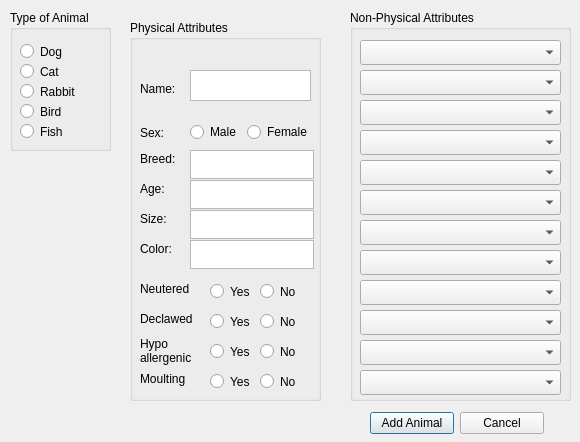
This is addnewanimal.ui in ColeMacdonald1709/comp3004 as Qt 5 draws it before an edit. The edited form follows.
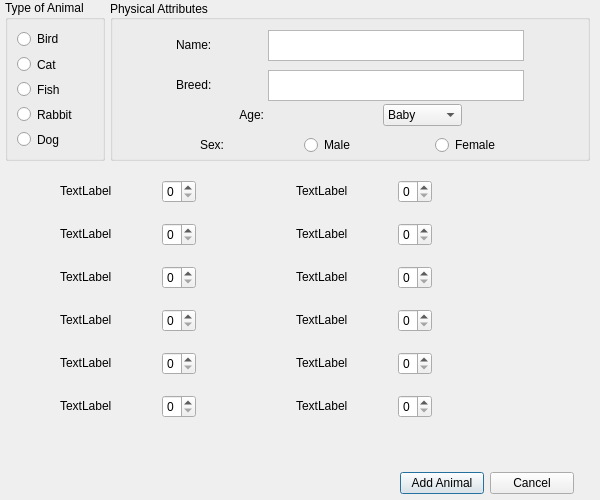
This is the edited form.

```diff
--- a/addnewanimal.ui
+++ b/addnewanimal.ui
@@ -9,8 +9,8 @@
    <rect>
     <x>0</x>
     <y>0</y>
-    <width>580</width>
-    <height>442</height>
+    <width>600</width>
+    <height>500</height>
    </rect>
   </property>
   <property name="windowTitle">
@@ -19,213 +19,52 @@
   <widget class="QGroupBox" name="animalGB">
    <property name="geometry">
     <rect>
-     <x>10</x>
-     <y>10</y>
-     <width>101</width>
-     <height>141</height>
+     <x>5</x>
+     <y>0</y>
+     <width>100</width>
+     <height>161</height>
     </rect>
    </property>
    <property name="title">
     <string>Type of Animal</string>
    </property>
-   <widget class="QRadioButton" name="radDog">
-    <property name="geometry">
-     <rect>
-      <x>10</x>
-      <y>30</y>
-      <width>106</width>
-      <height>23</height>
-     </rect>
-    </property>
-    <property name="text">
-     <string>Dog</string>
-    </property>
-   </widget>
-   <widget class="QRadioButton" name="radCat">
-    <property name="geometry">
-     <rect>
-      <x>10</x>
-      <y>50</y>
-      <width>106</width>
-      <height>23</height>
-     </rect>
-    </property>
-    <property name="text">
-     <string>Cat</string>
-    </property>
-   </widget>
-   <widget class="QRadioButton" name="radRabbit">
-    <property name="geometry">
-     <rect>
-      <x>10</x>
-      <y>70</y>
-      <width>106</width>
-      <height>23</height>
-     </rect>
-    </property>
-    <property name="text">
-     <string>Rabbit</string>
-    </property>
-   </widget>
-   <widget class="QRadioButton" name="radBird">
-    <property name="geometry">
-     <rect>
-      <x>10</x>
-      <y>90</y>
-      <width>106</width>
-      <height>23</height>
-     </rect>
-    </property>
-    <property name="text">
-     <string>Bird</string>
-    </property>
-   </widget>
-   <widget class="QRadioButton" name="radFish">
-    <property name="geometry">
-     <rect>
-      <x>10</x>
-      <y>110</y>
-      <width>106</width>
-      <height>23</height>
-     </rect>
-    </property>
-    <property name="text">
-     <string>Fish</string>
-    </property>
-   </widget>
-  </widget>
-  <widget class="QGroupBox" name="NphysAttrGB">
-   <property name="geometry">
-    <rect>
-     <x>350</x>
-     <y>10</y>
-     <width>221</width>
-     <height>391</height>
-    </rect>
-   </property>
-   <property name="title">
-    <string>Non-Physical Attributes</string>
-   </property>
-   <widget class="QComboBox" name="NPABox_1">
-    <property name="geometry">
-     <rect>
-      <x>10</x>
-      <y>30</y>
-      <width>201</width>
-      <height>25</height>
-     </rect>
-    </property>
-   </widget>
-   <widget class="QComboBox" name="NPABox_2">
-    <property name="geometry">
-     <rect>
-      <x>10</x>
-      <y>60</y>
-      <width>201</width>
-      <height>25</height>
-     </rect>
-    </property>
-   </widget>
-   <widget class="QComboBox" name="NPABox_3">
-    <property name="geometry">
-     <rect>
-      <x>10</x>
-      <y>90</y>
-      <width>201</width>
-      <height>25</height>
-     </rect>
-    </property>
-   </widget>
-   <widget class="QComboBox" name="NPABox_4">
-    <property name="geometry">
-     <rect>
-      <x>10</x>
-      <y>120</y>
-      <width>201</width>
-      <height>25</height>
-     </rect>
-    </property>
-   </widget>
-   <widget class="QComboBox" name="NPABox_5">
-    <property name="geometry">
-     <rect>
-      <x>10</x>
-      <y>150</y>
-      <width>201</width>
-      <height>25</height>
-     </rect>
-    </property>
-   </widget>
-   <widget class="QComboBox" name="NPABox_6">
-    <property name="geometry">
-     <rect>
-      <x>10</x>
-      <y>180</y>
-      <width>201</width>
-      <height>25</height>
-     </rect>
-    </property>
-   </widget>
-   <widget class="QComboBox" name="NPABox_7">
-    <property name="geometry">
-     <rect>
-      <x>10</x>
-      <y>210</y>
-      <width>201</width>
-      <height>25</height>
-     </rect>
-    </property>
-   </widget>
-   <widget class="QComboBox" name="NPABox_8">
-    <property name="geometry">
-     <rect>
-      <x>10</x>
-      <y>240</y>
-      <width>201</width>
-      <height>25</height>
-     </rect>
-    </property>
-   </widget>
-   <widget class="QComboBox" name="NPABox_9">
-    <property name="geometry">
-     <rect>
-      <x>10</x>
-      <y>270</y>
-      <width>201</width>
-      <height>25</height>
-     </rect>
-    </property>
-   </widget>
-   <widget class="QComboBox" name="NPABox_10">
-    <property name="geometry">
-     <rect>
-      <x>10</x>
-      <y>300</y>
-      <width>201</width>
-      <height>25</height>
-     </rect>
-    </property>
-   </widget>
-   <widget class="QComboBox" name="NPABox_11">
-    <property name="geometry">
-     <rect>
-      <x>10</x>
-      <y>330</y>
-      <width>201</width>
-      <height>25</height>
-     </rect>
-    </property>
-   </widget>
-   <widget class="QComboBox" name="NPABox_12">
-    <property name="geometry">
-     <rect>
-      <x>10</x>
-      <y>360</y>
-      <width>201</width>
-      <height>25</height>
-     </rect>
-    </property>
-   </widget>
+   <layout class="QVBoxLayout" name="verticalLayout">
+    <item>
+     <widget class="QRadioButton" name="radBird">
+      <property name="text">
+       <string>Bird</string>
+      </property>
+     </widget>
+    </item>
+    <item>
+     <widget class="QRadioButton" name="radCat">
+      <property name="text">
+       <string>Cat</string>
+      </property>
+     </widget>
+    </item>
+    <item>
+     <widget class="QRadioButton" name="radFish">
+      <property name="text">
+       <string>Fish</string>
+      </property>
+     </widget>
+    </item>
+    <item>
+     <widget class="QRadioButton" name="radRabbit">
+      <property name="text">
+       <string>Rabbit</string>
+      </property>
+     </widget>
+    </item>
+    <item>
+     <widget class="QRadioButton" name="radDog">
+      <property name="text">
+       <string>Dog</string>
+      </property>
+     </widget>
+    </item>
+   </layout>
   </widget>
   <widget class="QGroupBox" name="physAttrGB">
    <property name="enabled">
@@ -233,83 +72,191 @@
    </property>
    <property name="geometry">
     <rect>
-     <x>130</x>
-     <y>20</y>
-     <width>191</width>
-     <height>381</height>
+     <x>110</x>
+     <y>0</y>
+     <width>480</width>
+     <height>161</height>
     </rect>
    </property>
+   <property name="sizePolicy">
+    <sizepolicy hsizetype="Preferred" vsizetype="Preferred">
+     <horstretch>0</horstretch>
+     <verstretch>0</verstretch>
+    </sizepolicy>
+   </property>
    <property name="title">
     <string>Physical Attributes</string>
    </property>
+   <property name="alignment">
+    <set>Qt::AlignLeading|Qt::AlignLeft|Qt::AlignVCenter</set>
+   </property>
    <property name="checkable">
     <bool>false</bool>
    </property>
-   <widget class="QTextEdit" name="txtAge">
+   <widget class="QWidget" name="layoutWidget">
     <property name="geometry">
      <rect>
-      <x>60</x>
-      <y>160</y>
-      <width>124</width>
-      <height>29</height>
+      <x>10</x>
+      <y>30</y>
+      <width>461</width>
+      <height>31</height>
      </rect>
     </property>
+    <layout class="QHBoxLayout" name="name_layout">
+     <property name="spacing">
+      <number>0</number>
+     </property>
+     <item>
+      <widget class="QLabel" name="name_label">
+       <property name="sizePolicy">
+        <sizepolicy hsizetype="Fixed" vsizetype="Fixed">
+         <horstretch>0</horstretch>
+         <verstretch>0</verstretch>
+        </sizepolicy>
+       </property>
+       <property name="text">
+        <string>Name:</string>
+       </property>
+      </widget>
+     </item>
+     <item>
+      <widget class="QPlainTextEdit" name="txtName">
+       <property name="sizePolicy">
+        <sizepolicy hsizetype="Fixed" vsizetype="Fixed">
+         <horstretch>0</horstretch>
+         <verstretch>0</verstretch>
+        </sizepolicy>
+       </property>
+      </widget>
+     </item>
+    </layout>
    </widget>
-   <widget class="QTextEdit" name="txtBreed">
+   <widget class="QWidget" name="layoutWidget">
     <property name="geometry">
      <rect>
-      <x>60</x>
-      <y>130</y>
-      <width>124</width>
-      <height>29</height>
-     </rect>
-    </property>
-   </widget>
-   <widget class="QTextEdit" name="txtSize">
-    <property name="geometry">
-     <rect>
-      <x>60</x>
-      <y>190</y>
-      <width>124</width>
-      <height>29</height>
-     </rect>
-    </property>
-   </widget>
-   <widget class="QTextEdit" name="txtColor">
-    <property name="geometry">
-     <rect>
-      <x>60</x>
-      <y>220</y>
-      <width>124</width>
-      <height>29</height>
-     </rect>
-    </property>
-   </widget>
-   <widget class="QLabel" name="label_6">
-    <property name="geometry">
-     <rect>
       <x>10</x>
-      <y>130</y>
-      <width>64</width>
-      <height>17</height>
+      <y>70</y>
+      <width>461</width>
+      <height>31</height>
      </rect>
     </property>
-    <property name="text">
-     <string>Breed:</string>
-    </property>
+    <layout class="QHBoxLayout" name="breed_layout">
+     <property name="spacing">
+      <number>0</number>
+     </property>
+     <item>
+      <widget class="QLabel" name="label_6">
+       <property name="sizePolicy">
+        <sizepolicy hsizetype="Fixed" vsizetype="Fixed">
+         <horstretch>0</horstretch>
+         <verstretch>0</verstretch>
+        </sizepolicy>
+       </property>
+       <property name="text">
+        <string>Breed:</string>
+       </property>
+      </widget>
+     </item>
+     <item>
+      <widget class="QTextEdit" name="txtBreed">
+       <property name="sizePolicy">
+        <sizepolicy hsizetype="Fixed" vsizetype="Fixed">
+         <horstretch>0</horstretch>
+         <verstretch>0</verstretch>
+        </sizepolicy>
+       </property>
+      </widget>
+     </item>
+    </layout>
    </widget>
    <widget class="QWidget" name="layoutWidget">
     <property name="geometry">
      <rect>
       <x>10</x>
       <y>100</y>
-      <width>172</width>
-      <height>25</height>
+      <width>461</width>
+      <height>31</height>
      </rect>
     </property>
-    <layout class="QHBoxLayout" name="horizontalLayout_3">
+    <layout class="QHBoxLayout" name="age_layout">
+     <property name="spacing">
+      <number>0</number>
+     </property>
      <item>
-      <widget class="QLabel" name="label_7">
+      <widget class="QLabel" name="age_label">
+       <property name="sizePolicy">
+        <sizepolicy hsizetype="Fixed" vsizetype="Fixed">
+         <horstretch>0</horstretch>
+         <verstretch>0</verstretch>
+        </sizepolicy>
+       </property>
+       <property name="layoutDirection">
+        <enum>Qt::LeftToRight</enum>
+       </property>
+       <property name="text">
+        <string>Age:</string>
+       </property>
+       <property name="alignment">
+        <set>Qt::AlignRight|Qt::AlignTrailing|Qt::AlignVCenter</set>
+       </property>
+      </widget>
+     </item>
+     <item>
+      <widget class="QComboBox" name="ageComboBox">
+       <property name="enabled">
+        <bool>true</bool>
+       </property>
+       <property name="sizePolicy">
+        <sizepolicy hsizetype="Fixed" vsizetype="Fixed">
+         <horstretch>0</horstretch>
+         <verstretch>0</verstretch>
+        </sizepolicy>
+       </property>
+       <item>
+        <property name="text">
+         <string>Baby</string>
+        </property>
+       </item>
+       <item>
+        <property name="text">
+         <string>Teenage</string>
+        </property>
+       </item>
+       <item>
+        <property name="text">
+         <string>Adult</string>
+        </property>
+       </item>
+       <item>
+        <property name="text">
+         <string>Mature</string>
+        </property>
+       </item>
+      </widget>
+     </item>
+    </layout>
+   </widget>
+   <widget class="QWidget" name="layoutWidget">
+    <property name="geometry">
+     <rect>
+      <x>10</x>
+      <y>130</y>
+      <width>461</width>
+      <height>31</height>
+     </rect>
+    </property>
+    <layout class="QHBoxLayout" name="sex_layout">
+     <property name="spacing">
+      <number>0</number>
+     </property>
+     <item>
+      <widget class="QLabel" name="sex_label">
+       <property name="sizePolicy">
+        <sizepolicy hsizetype="Fixed" vsizetype="Fixed">
+         <horstretch>0</horstretch>
+         <verstretch>0</verstretch>
+        </sizepolicy>
+       </property>
        <property name="text">
         <string>Sex:</string>
        </property>
@@ -317,6 +264,12 @@
      </item>
      <item>
       <widget class="QRadioButton" name="radMale">
+       <property name="sizePolicy">
+        <sizepolicy hsizetype="Fixed" vsizetype="Fixed">
+         <horstretch>0</horstretch>
+         <verstretch>0</verstretch>
+        </sizepolicy>
+       </property>
        <property name="text">
         <string>Male</string>
        </property>
@@ -324,6 +277,12 @@
      </item>
      <item>
       <widget class="QRadioButton" name="radFemale">
+       <property name="sizePolicy">
+        <sizepolicy hsizetype="Fixed" vsizetype="Fixed">
+         <horstretch>0</horstretch>
+         <verstretch>0</verstretch>
+        </sizepolicy>
+       </property>
        <property name="text">
         <string>Female</string>
        </property>
@@ -331,262 +290,17 @@
      </item>
     </layout>
    </widget>
-   <widget class="QLabel" name="label">
-    <property name="geometry">
-     <rect>
-      <x>10</x>
-      <y>160</y>
-      <width>31</width>
-      <height>17</height>
-     </rect>
-    </property>
-    <property name="text">
-     <string>Age:</string>
-    </property>
-   </widget>
-   <widget class="QLabel" name="label_2">
-    <property name="geometry">
-     <rect>
-      <x>10</x>
-      <y>190</y>
-      <width>64</width>
-      <height>17</height>
-     </rect>
-    </property>
-    <property name="text">
-     <string>Size:</string>
-    </property>
-   </widget>
-   <widget class="QLabel" name="label_3">
-    <property name="geometry">
-     <rect>
-      <x>10</x>
-      <y>220</y>
-      <width>64</width>
-      <height>17</height>
-     </rect>
-    </property>
-    <property name="text">
-     <string>Color:</string>
-    </property>
-   </widget>
-   <widget class="QLabel" name="label_4">
-    <property name="geometry">
-     <rect>
-      <x>10</x>
-      <y>260</y>
-      <width>64</width>
-      <height>17</height>
-     </rect>
-    </property>
-    <property name="text">
-     <string>Neutered</string>
-    </property>
-   </widget>
-   <widget class="QLabel" name="label_5">
-    <property name="geometry">
-     <rect>
-      <x>10</x>
-      <y>290</y>
-      <width>64</width>
-      <height>17</height>
-     </rect>
-    </property>
-    <property name="text">
-     <string>Declawed</string>
-    </property>
-   </widget>
-   <widget class="QLabel" name="label_8">
-    <property name="geometry">
-     <rect>
-      <x>10</x>
-      <y>310</y>
-      <width>71</width>
-      <height>41</height>
-     </rect>
-    </property>
-    <property name="text">
-     <string>Hypo allergenic</string>
-    </property>
-    <property name="wordWrap">
-     <bool>true</bool>
-    </property>
-   </widget>
-   <widget class="QLabel" name="label_9">
-    <property name="geometry">
-     <rect>
-      <x>10</x>
-      <y>350</y>
-      <width>64</width>
-      <height>17</height>
-     </rect>
-    </property>
-    <property name="text">
-     <string>Moulting</string>
-    </property>
-   </widget>
-   <widget class="QRadioButton" name="radYesN">
-    <property name="geometry">
-     <rect>
-      <x>80</x>
-      <y>260</y>
-      <width>51</width>
-      <height>23</height>
-     </rect>
-    </property>
-    <property name="text">
-     <string>Yes</string>
-    </property>
-    <attribute name="buttonGroup">
-     <string notr="true">radgroupN</string>
-    </attribute>
-   </widget>
-   <widget class="QRadioButton" name="radNoN">
-    <property name="geometry">
-     <rect>
-      <x>130</x>
-      <y>260</y>
-      <width>51</width>
-      <height>23</height>
-     </rect>
-    </property>
-    <property name="text">
-     <string>No</string>
-    </property>
-    <attribute name="buttonGroup">
-     <string notr="true">radgroupN</string>
-    </attribute>
-   </widget>
-   <widget class="QRadioButton" name="radNoD">
-    <property name="geometry">
-     <rect>
-      <x>130</x>
-      <y>290</y>
-      <width>51</width>
-      <height>23</height>
-     </rect>
-    </property>
-    <property name="text">
-     <string>No</string>
-    </property>
-    <attribute name="buttonGroup">
-     <string notr="true">radgroupD</string>
-    </attribute>
-   </widget>
-   <widget class="QRadioButton" name="radYesD">
-    <property name="geometry">
-     <rect>
-      <x>80</x>
-      <y>290</y>
-      <width>51</width>
-      <height>23</height>
-     </rect>
-    </property>
-    <property name="text">
-     <string>Yes</string>
-    </property>
-    <attribute name="buttonGroup">
-     <string notr="true">radgroupD</string>
-    </attribute>
-   </widget>
-   <widget class="QRadioButton" name="radNoM">
-    <property name="geometry">
-     <rect>
-      <x>130</x>
-      <y>350</y>
-      <width>51</width>
-      <height>23</height>
-     </rect>
-    </property>
-    <property name="text">
-     <string>No</string>
-    </property>
-    <attribute name="buttonGroup">
-     <string notr="true">radgroupM</string>
-    </attribute>
-   </widget>
-   <widget class="QRadioButton" name="radYesM">
-    <property name="geometry">
-     <rect>
-      <x>80</x>
-      <y>350</y>
-      <width>51</width>
-      <height>23</height>
-     </rect>
-    </property>
-    <property name="text">
-     <string>Yes</string>
-    </property>
-    <attribute name="buttonGroup">
-     <string notr="true">radgroupM</string>
-    </attribute>
-   </widget>
-   <widget class="QRadioButton" name="radNoH">
-    <property name="geometry">
-     <rect>
-      <x>130</x>
-      <y>320</y>
-      <width>51</width>
-      <height>23</height>
-     </rect>
-    </property>
-    <property name="text">
-     <string>No</string>
-    </property>
-    <attribute name="buttonGroup">
-     <string notr="true">radGroupH</string>
-    </attribute>
-   </widget>
-   <widget class="QRadioButton" name="radYesH">
-    <property name="geometry">
-     <rect>
-      <x>80</x>
-      <y>320</y>
-      <width>51</width>
-      <height>23</height>
-     </rect>
-    </property>
-    <property name="text">
-     <string>Yes</string>
-    </property>
-    <attribute name="buttonGroup">
-     <string notr="true">radGroupH</string>
-    </attribute>
-   </widget>
-   <widget class="QLabel" name="label_10">
-    <property name="geometry">
-     <rect>
-      <x>10</x>
-      <y>60</y>
-      <width>64</width>
-      <height>17</height>
-     </rect>
-    </property>
-    <property name="text">
-     <string>Name:</string>
-    </property>
-   </widget>
-   <widget class="QPlainTextEdit" name="txtName">
-    <property name="geometry">
-     <rect>
-      <x>60</x>
-      <y>50</y>
-      <width>121</width>
-      <height>31</height>
-     </rect>
-    </property>
-   </widget>
   </widget>
   <widget class="QWidget" name="layoutWidget">
    <property name="geometry">
     <rect>
-     <x>370</x>
-     <y>410</y>
+     <x>400</x>
+     <y>470</y>
      <width>174</width>
      <height>27</height>
     </rect>
    </property>
-   <layout class="QHBoxLayout" name="horizontalLayout">
+   <layout class="QHBoxLayout" name="WindowControl">
     <item>
      <widget class="QPushButton" name="addAnimalbtn">
       <property name="text">
@@ -603,6 +317,438 @@
     </item>
    </layout>
   </widget>
+  <widget class="QWidget" name="gridLayoutWidget">
+   <property name="geometry">
+    <rect>
+     <x>10</x>
+     <y>160</y>
+     <width>581</width>
+     <height>308</height>
+    </rect>
+   </property>
+   <layout class="QGridLayout" name="NPAttributes" columnminimumwidth="0,0">
+    <property name="sizeConstraint">
+     <enum>QLayout::SetFixedSize</enum>
+    </property>
+    <property name="leftMargin">
+     <number>50</number>
+    </property>
+    <property name="topMargin">
+     <number>20</number>
+    </property>
+    <property name="rightMargin">
+     <number>50</number>
+    </property>
+    <property name="bottomMargin">
+     <number>0</number>
+    </property>
+    <property name="horizontalSpacing">
+     <number>100</number>
+    </property>
+    <property name="verticalSpacing">
+     <number>20</number>
+    </property>
+    <item row="5" column="0">
+     <layout class="QHBoxLayout" name="NPA6">
+      <property name="spacing">
+       <number>50</number>
+      </property>
+      <item>
+       <widget class="QLabel" name="NPAttr6">
+        <property name="sizePolicy">
+         <sizepolicy hsizetype="Maximum" vsizetype="Maximum">
+          <horstretch>0</horstretch>
+          <verstretch>0</verstretch>
+         </sizepolicy>
+        </property>
+        <property name="text">
+         <string>TextLabel</string>
+        </property>
+       </widget>
+      </item>
+      <item>
+       <widget class="QSpinBox" name="NPAttr6spinBox">
+        <property name="sizePolicy">
+         <sizepolicy hsizetype="Maximum" vsizetype="Maximum">
+          <horstretch>0</horstretch>
+          <verstretch>0</verstretch>
+         </sizepolicy>
+        </property>
+        <property name="maximum">
+         <number>5</number>
+        </property>
+       </widget>
+      </item>
+     </layout>
+    </item>
+    <item row="1" column="0">
+     <layout class="QHBoxLayout" name="NPA2">
+      <property name="spacing">
+       <number>50</number>
+      </property>
+      <item>
+       <widget class="QLabel" name="NPAttr2">
+        <property name="sizePolicy">
+         <sizepolicy hsizetype="Maximum" vsizetype="Maximum">
+          <horstretch>0</horstretch>
+          <verstretch>0</verstretch>
+         </sizepolicy>
+        </property>
+        <property name="text">
+         <string>TextLabel</string>
+        </property>
+       </widget>
+      </item>
+      <item>
+       <widget class="QSpinBox" name="NPAttr2spinBox">
+        <property name="sizePolicy">
+         <sizepolicy hsizetype="Maximum" vsizetype="Maximum">
+          <horstretch>0</horstretch>
+          <verstretch>0</verstretch>
+         </sizepolicy>
+        </property>
+        <property name="maximum">
+         <number>5</number>
+        </property>
+       </widget>
+      </item>
+     </layout>
+    </item>
+    <item row="0" column="0">
+     <layout class="QHBoxLayout" name="NPA1">
+      <property name="spacing">
+       <number>50</number>
+      </property>
+      <property name="sizeConstraint">
+       <enum>QLayout::SetMinimumSize</enum>
+      </property>
+      <item>
+       <widget class="QLabel" name="NPAttr1">
+        <property name="sizePolicy">
+         <sizepolicy hsizetype="Maximum" vsizetype="Maximum">
+          <horstretch>0</horstretch>
+          <verstretch>0</verstretch>
+         </sizepolicy>
+        </property>
+        <property name="text">
+         <string>TextLabel</string>
+        </property>
+       </widget>
+      </item>
+      <item>
+       <widget class="QSpinBox" name="NPAttr1spinBox">
+        <property name="sizePolicy">
+         <sizepolicy hsizetype="Maximum" vsizetype="Maximum">
+          <horstretch>0</horstretch>
+          <verstretch>0</verstretch>
+         </sizepolicy>
+        </property>
+        <property name="maximum">
+         <number>5</number>
+        </property>
+       </widget>
+      </item>
+     </layout>
+    </item>
+    <item row="3" column="0">
+     <layout class="QHBoxLayout" name="NPA4">
+      <property name="spacing">
+       <number>50</number>
+      </property>
+      <item>
+       <widget class="QLabel" name="NPAttr4">
+        <property name="sizePolicy">
+         <sizepolicy hsizetype="Maximum" vsizetype="Maximum">
+          <horstretch>0</horstretch>
+          <verstretch>0</verstretch>
+         </sizepolicy>
+        </property>
+        <property name="text">
+         <string>TextLabel</string>
+        </property>
+       </widget>
+      </item>
+      <item>
+       <widget class="QSpinBox" name="NPAttr4spinBox">
+        <property name="sizePolicy">
+         <sizepolicy hsizetype="Maximum" vsizetype="Maximum">
+          <horstretch>0</horstretch>
+          <verstretch>0</verstretch>
+         </sizepolicy>
+        </property>
+        <property name="maximum">
+         <number>5</number>
+        </property>
+       </widget>
+      </item>
+     </layout>
+    </item>
+    <item row="1" column="1">
+     <layout class="QHBoxLayout" name="NPA8">
+      <property name="spacing">
+       <number>50</number>
+      </property>
+      <item>
+       <widget class="QLabel" name="NPAttr8">
+        <property name="sizePolicy">
+         <sizepolicy hsizetype="Maximum" vsizetype="Maximum">
+          <horstretch>0</horstretch>
+          <verstretch>0</verstretch>
+         </sizepolicy>
+        </property>
+        <property name="text">
+         <string>TextLabel</string>
+        </property>
+       </widget>
+      </item>
+      <item>
+       <widget class="QSpinBox" name="NPAttr8spinBox">
+        <property name="sizePolicy">
+         <sizepolicy hsizetype="Maximum" vsizetype="Maximum">
+          <horstretch>0</horstretch>
+          <verstretch>0</verstretch>
+         </sizepolicy>
+        </property>
+        <property name="maximum">
+         <number>5</number>
+        </property>
+       </widget>
+      </item>
+     </layout>
+    </item>
+    <item row="2" column="0">
+     <layout class="QHBoxLayout" name="NPA3">
+      <property name="spacing">
+       <number>50</number>
+      </property>
+      <item>
+       <widget class="QLabel" name="NPAttr3">
+        <property name="sizePolicy">
+         <sizepolicy hsizetype="Maximum" vsizetype="Maximum">
+          <horstretch>0</horstretch>
+          <verstretch>0</verstretch>
+         </sizepolicy>
+        </property>
+        <property name="text">
+         <string>TextLabel</string>
+        </property>
+       </widget>
+      </item>
+      <item>
+       <widget class="QSpinBox" name="NPAttr3spinBox">
+        <property name="sizePolicy">
+         <sizepolicy hsizetype="Maximum" vsizetype="Maximum">
+          <horstretch>0</horstretch>
+          <verstretch>0</verstretch>
+         </sizepolicy>
+        </property>
+        <property name="maximum">
+         <number>5</number>
+        </property>
+       </widget>
+      </item>
+     </layout>
+    </item>
+    <item row="4" column="0">
+     <layout class="QHBoxLayout" name="NPA5">
+      <property name="spacing">
+       <number>50</number>
+      </property>
+      <item>
+       <widget class="QLabel" name="NPAttr5">
+        <property name="sizePolicy">
+         <sizepolicy hsizetype="Maximum" vsizetype="Maximum">
+          <horstretch>0</horstretch>
+          <verstretch>0</verstretch>
+         </sizepolicy>
+        </property>
+        <property name="text">
+         <string>TextLabel</string>
+        </property>
+       </widget>
+      </item>
+      <item>
+       <widget class="QSpinBox" name="NPAttr5spinBox">
+        <property name="sizePolicy">
+         <sizepolicy hsizetype="Maximum" vsizetype="Maximum">
+          <horstretch>0</horstretch>
+          <verstretch>0</verstretch>
+         </sizepolicy>
+        </property>
+        <property name="maximum">
+         <number>5</number>
+        </property>
+       </widget>
+      </item>
+     </layout>
+    </item>
+    <item row="0" column="1">
+     <layout class="QHBoxLayout" name="NPA7">
+      <property name="spacing">
+       <number>50</number>
+      </property>
+      <item>
+       <widget class="QLabel" name="NPAttr7">
+        <property name="sizePolicy">
+         <sizepolicy hsizetype="Maximum" vsizetype="Maximum">
+          <horstretch>0</horstretch>
+          <verstretch>0</verstretch>
+         </sizepolicy>
+        </property>
+        <property name="text">
+         <string>TextLabel</string>
+        </property>
+       </widget>
+      </item>
+      <item>
+       <widget class="QSpinBox" name="NPAttr7spinBox">
+        <property name="sizePolicy">
+         <sizepolicy hsizetype="Maximum" vsizetype="Maximum">
+          <horstretch>0</horstretch>
+          <verstretch>0</verstretch>
+         </sizepolicy>
+        </property>
+        <property name="maximum">
+         <number>5</number>
+        </property>
+       </widget>
+      </item>
+     </layout>
+    </item>
+    <item row="2" column="1">
+     <layout class="QHBoxLayout" name="NPA9">
+      <property name="spacing">
+       <number>50</number>
+      </property>
+      <item>
+       <widget class="QLabel" name="NPAttr9">
+        <property name="sizePolicy">
+         <sizepolicy hsizetype="Maximum" vsizetype="Maximum">
+          <horstretch>0</horstretch>
+          <verstretch>0</verstretch>
+         </sizepolicy>
+        </property>
+        <property name="text">
+         <string>TextLabel</string>
+        </property>
+       </widget>
+      </item>
+      <item>
+       <widget class="QSpinBox" name="NPAttr9spinBox">
+        <property name="sizePolicy">
+         <sizepolicy hsizetype="Maximum" vsizetype="Maximum">
+          <horstretch>0</horstretch>
+          <verstretch>0</verstretch>
+         </sizepolicy>
+        </property>
+        <property name="maximum">
+         <number>5</number>
+        </property>
+       </widget>
+      </item>
+     </layout>
+    </item>
+    <item row="3" column="1">
+     <layout class="QHBoxLayout" name="NPA10">
+      <property name="spacing">
+       <number>50</number>
+      </property>
+      <item>
+       <widget class="QLabel" name="NPAttr10">
+        <property name="sizePolicy">
+         <sizepolicy hsizetype="Maximum" vsizetype="Maximum">
+          <horstretch>0</horstretch>
+          <verstretch>0</verstretch>
+         </sizepolicy>
+        </property>
+        <property name="text">
+         <string>TextLabel</string>
+        </property>
+       </widget>
+      </item>
+      <item>
+       <widget class="QSpinBox" name="NPAttr10spinBox">
+        <property name="sizePolicy">
+         <sizepolicy hsizetype="Maximum" vsizetype="Maximum">
+          <horstretch>0</horstretch>
+          <verstretch>0</verstretch>
+         </sizepolicy>
+        </property>
+        <property name="maximum">
+         <number>5</number>
+        </property>
+       </widget>
+      </item>
+     </layout>
+    </item>
+    <item row="5" column="1">
+     <layout class="QHBoxLayout" name="NPA12">
+      <property name="spacing">
+       <number>50</number>
+      </property>
+      <item>
+       <widget class="QLabel" name="NPAttr12">
+        <property name="sizePolicy">
+         <sizepolicy hsizetype="Maximum" vsizetype="Maximum">
+          <horstretch>0</horstretch>
+          <verstretch>0</verstretch>
+         </sizepolicy>
+        </property>
+        <property name="text">
+         <string>TextLabel</string>
+        </property>
+       </widget>
+      </item>
+      <item>
+       <widget class="QSpinBox" name="NPAttr12spinBox">
+        <property name="sizePolicy">
+         <sizepolicy hsizetype="Maximum" vsizetype="Maximum">
+          <horstretch>0</horstretch>
+          <verstretch>0</verstretch>
+         </sizepolicy>
+        </property>
+        <property name="maximum">
+         <number>5</number>
+        </property>
+       </widget>
+      </item>
+     </layout>
+    </item>
+    <item row="4" column="1">
+     <layout class="QHBoxLayout" name="NPA11">
+      <property name="spacing">
+       <number>50</number>
+      </property>
+      <item>
+       <widget class="QLabel" name="NPAttr11">
+        <property name="sizePolicy">
+         <sizepolicy hsizetype="Maximum" vsizetype="Maximum">
+          <horstretch>0</horstretch>
+          <verstretch>0</verstretch>
+         </sizepolicy>
+        </property>
+        <property name="text">
+         <string>TextLabel</string>
+        </property>
+       </widget>
+      </item>
+      <item>
+       <widget class="QSpinBox" name="NPAttr11spinBox">
+        <property name="sizePolicy">
+         <sizepolicy hsizetype="Maximum" vsizetype="Maximum">
+          <horstretch>0</horstretch>
+          <verstretch>0</verstretch>
+         </sizepolicy>
+        </property>
+        <property name="maximum">
+         <number>5</number>
+        </property>
+       </widget>
+      </item>
+     </layout>
+    </item>
+   </layout>
+  </widget>
   <zorder>layoutWidget</zorder>
   <zorder>NphysAttrGB</zorder>
   <zorder>animalGB</zorder>
```
Left out of the diff: 8 changed lines with no effect on the pictures.
